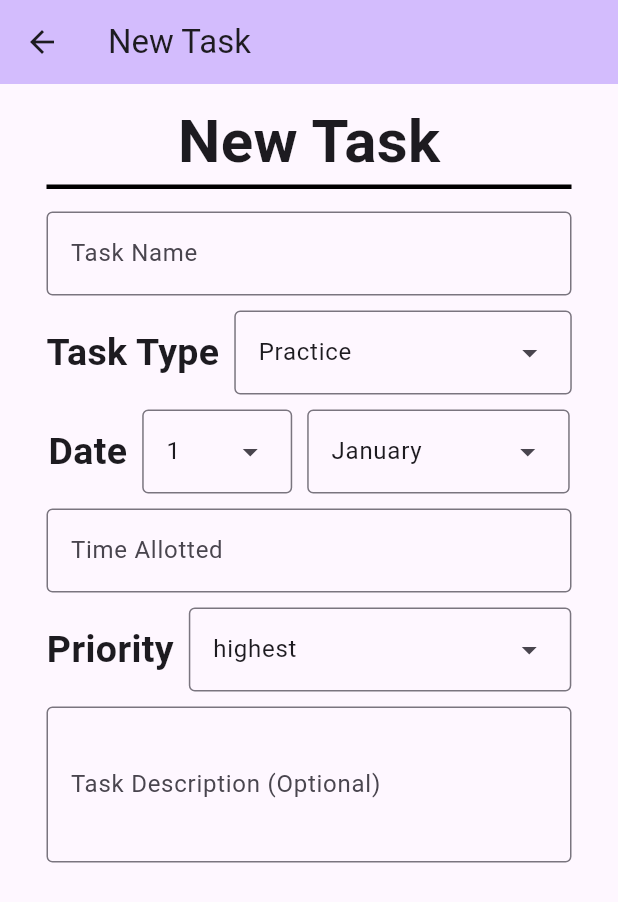
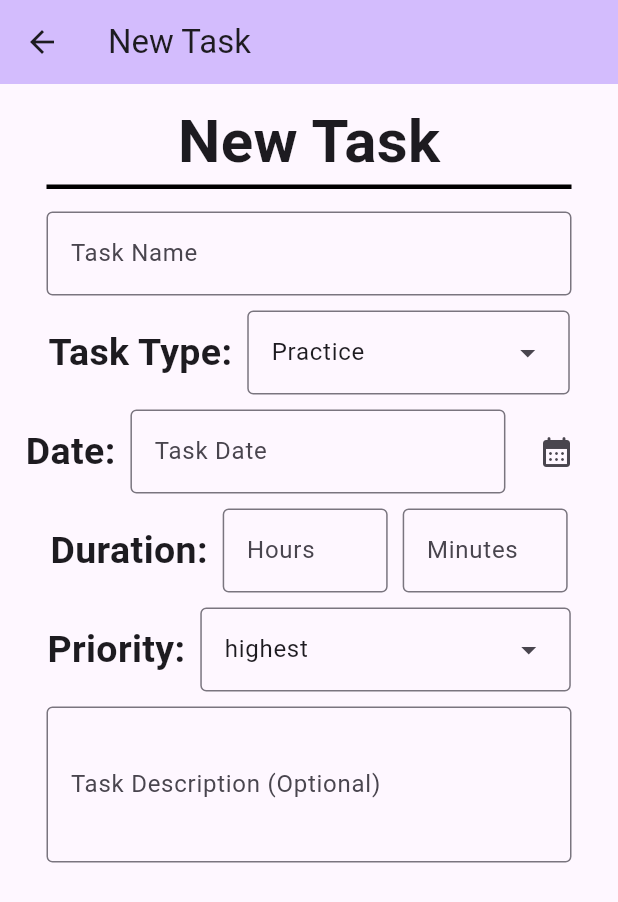
Before and after one commit to Kcao007/PlannerList, a Flutter app: the NewTaskPage screen opened directly, on a phone screen of 412 x 824 dp. Shown: the top 902 px of the screen. Run offline on Flutter 3.47's test engine with Material 3 defaults, Android fonts, the light colour scheme and no system bars; our stand-ins replace cloud_firestore, firebase_auth, firebase_core; accounts and stored records are empty.

```diff
--- a/lib/newTask.dart
+++ b/lib/newTask.dart
@@ -1,3 +1,4 @@
+import 'package:flutter/cupertino.dart';
 import 'package:flutter/material.dart';
 
 class NewTaskPage extends StatefulWidget {
@@ -10,19 +11,20 @@
 class _NewTaskPageState extends State<NewTaskPage> {
 
   final nameController = TextEditingController();
-  final timeController = TextEditingController();
+  final hoursController = TextEditingController();
+  final minutesController = TextEditingController();
   final descriptionController = TextEditingController();
+  final dateController = TextEditingController();
 
   final List<String> priority = <String>['highest', 'high', 'medium', 'low', 'lowest'];
-  final List<int> day = <int>[1,2,3,4,5,6,7,8,9,10,11,12,13,14,15,16,17,18,19,20,21,22,23,24,25,26,27,28,29,30];
-  final List<String> month = <String>['January', 'February', 'March', 'April', 'May', 'June', 'July', 'August', 'September', 'October', 'November', 'December'];
   final List<String> type = <String>['Practice', 'Chores', 'School', 'Lesson', 'Other'];
+
+  bool showCalendar = false;
 
   @override
   Widget build(BuildContext context) {
 
     String dropDownValue = priority.first;
-    int dropDownDay = day.first;
 
     return Scaffold(
       appBar: AppBar(
@@ -72,14 +74,14 @@
             Row(
               mainAxisAlignment: MainAxisAlignment.center,
               children: <Widget>[
-                const Text('Task Type', style: TextStyle(fontSize: 25.0, fontWeight: FontWeight.bold)),
+                const Text('Task Type:', style: TextStyle(fontSize: 25.0, fontWeight: FontWeight.bold)),
 
                 const SizedBox(
                   width: 10,
                 ),
 
                 DropdownMenu<String>(
-                  width: 225,
+                  width: 215,
                   initialSelection: type.first,
                   onSelected: (String? value) {
                     setState(() {
@@ -100,57 +102,90 @@
             Row(
               mainAxisAlignment: MainAxisAlignment.center,
               children: <Widget>[
-                const Text('Date', style: TextStyle(fontSize: 25.0, fontWeight: FontWeight.bold)),
+                const Text('Date:', style: TextStyle(fontSize: 25.0, fontWeight: FontWeight.bold)),
 
                 const SizedBox(
                   width: 10,
                 ),
 
-                DropdownMenu<int>(
-                  width: 100,
-                  initialSelection: day.first,
-                  onSelected: (int? value) {
-                    setState(() {
-                      dropDownDay = value!;
-                    });
-                  },
-                  dropdownMenuEntries: day.map<DropdownMenuEntry<int>>((int value) {
-                    return DropdownMenuEntry<int>(value: value, label: day.elementAt(value - 1).toString());
-                  }).toList(),
+                SizedBox(
+                  width: 250,
+                  child: TextField(
+                    decoration: const InputDecoration(
+                      border: OutlineInputBorder(),
+                      labelText: 'Task Date',
+                    ),
+                    controller: dateController,
+                  ),
                 ),
 
                 const SizedBox(
                   width: 10,
                 ),
 
-                DropdownMenu<String>(
-                  width: 175,
-                  initialSelection: month.first,
-                  onSelected: (String? value) {
+                IconButton(onPressed: () {
                   setState(() {
-                      dropDownValue = value!;
+                    if(dateController.text.isEmpty) {
+                      dateController.text = DateTime.now().toString().substring(0, 10);
+                    }
+                    showCalendar = !showCalendar;
                   });
-                  },
-                  dropdownMenuEntries: month.map<DropdownMenuEntry<String>>((String value) {
-                    return DropdownMenuEntry<String>(value: value, label: value);
-                  }).toList(),
-                ),
+                }, icon: const Icon(Icons.calendar_month_rounded)),
+
               ],
             ),
+
+            showCalendar
+              ?SizedBox(
+              height: 100,
+              child: CupertinoDatePicker(mode: CupertinoDatePickerMode.date, initialDateTime: DateTime.now(),
+              onDateTimeChanged: (DateTime newDateTime) {
+                setState(() {
+                  dateController.text = newDateTime.toString().substring(0, 10);
+                });
+              },)
+            ):
+              const SizedBox(),
 
             const SizedBox(
               height: 10,
             ),
 
+            Row(
+              mainAxisAlignment: MainAxisAlignment.center,
+              children: <Widget>[
+                const Text('Duration:', style: TextStyle(fontSize: 25.0, fontWeight: FontWeight.bold)),
+
+                const SizedBox(
+                  width: 10,
+                ),
+
                 SizedBox(
-              width: 350,
+                  width: 110,
                   child: TextField(
                     decoration: const InputDecoration(
                       border: OutlineInputBorder(),
-                  labelText: 'Time Allotted',
+                      labelText: 'Hours',
                     ),
-                controller: timeController,
+                    controller: hoursController,
                   ),
+                ),
+
+                const SizedBox(
+                  width: 10,
+                ),
+
+                SizedBox(
+                  width: 110,
+                  child: TextField(
+                    decoration: const InputDecoration(
+                      border: OutlineInputBorder(),
+                      labelText: 'Minutes',
+                    ),
+                    controller: minutesController,
+                  ),
+                ),
+              ],
             ),
 
             const SizedBox(
@@ -160,14 +195,14 @@
             Row(
               mainAxisAlignment: MainAxisAlignment.center,
               children: <Widget>[
-                const Text('Priority', style: TextStyle(fontSize: 25.0, fontWeight: FontWeight.bold)),
+                const Text('Priority:', style: TextStyle(fontSize: 25.0, fontWeight: FontWeight.bold)),
 
                 const SizedBox(
                   width: 10,
                 ),
 
                 DropdownMenu<String>(
-                  width: 255,
+                  width: 247,
                   initialSelection: priority.first,
                   onSelected: (String? value) {
                     setState(() {
```
Also changed, not shown: lib/firebase/db.dart (+12 -2 lines), lib/home_page.dart (+39 -3 lines), lib/profile.dart (+73 -8 lines). Lines whose indentation alone changed are shown as unchanged.
